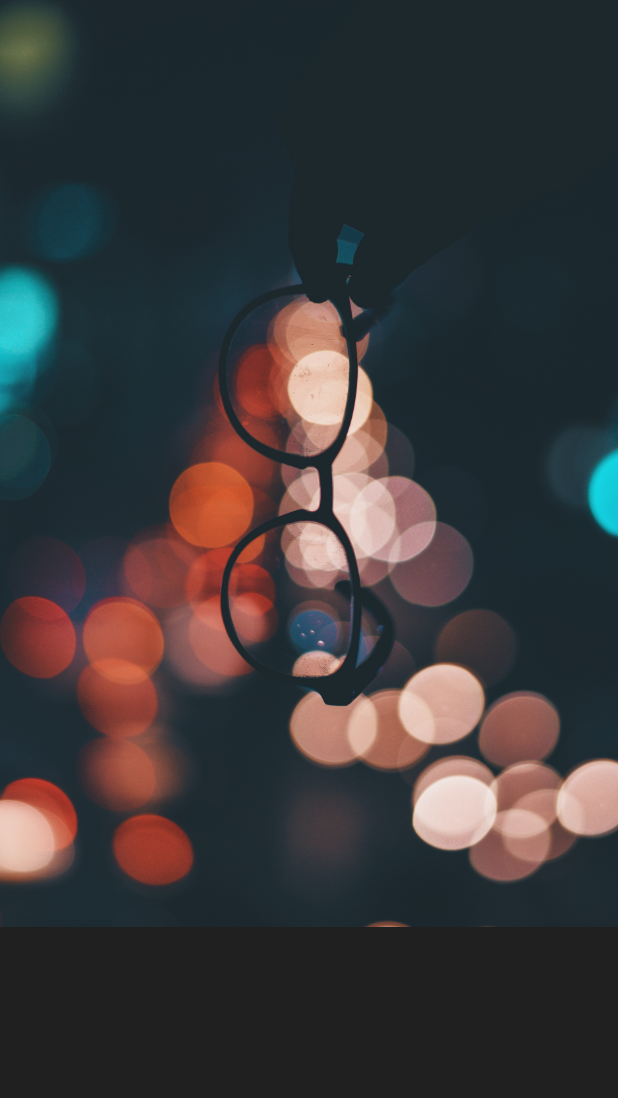
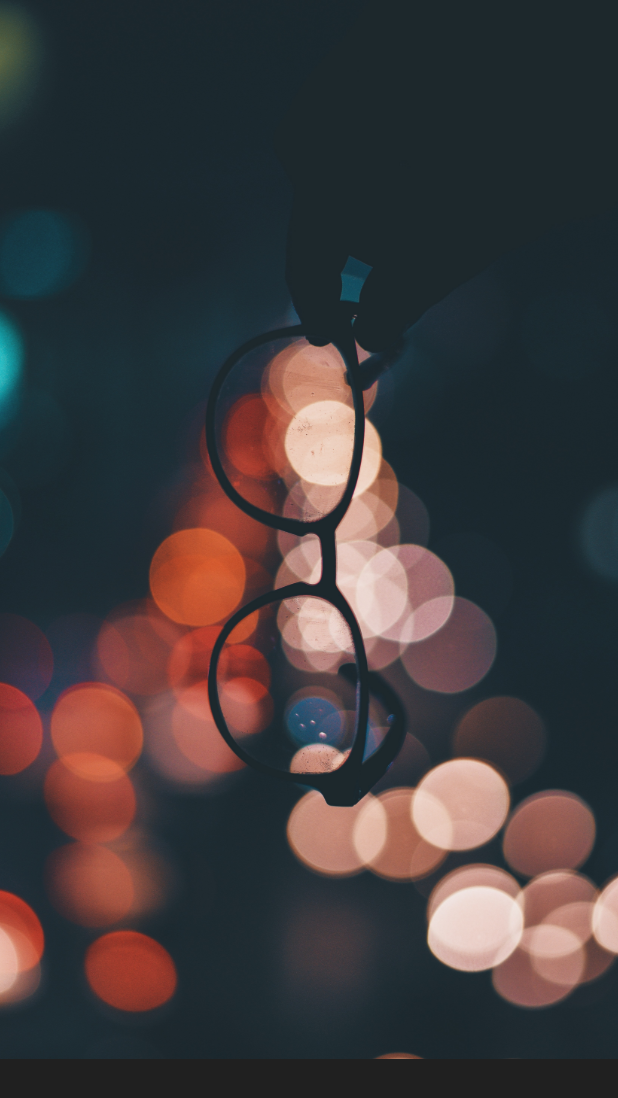
Before and after one commit to Haroon-Zafar/welcome_login_page_flutter, a Flutter app: the screen it shows after launch, on a phone screen of 412 x 824 dp. Shown: the top 1098 px of the screen. Run offline on Flutter 3.47's test engine with Material 2 defaults, Android fonts, the phone set to English and light mode, and no system bars.

Commit message:
fit: BoxFit.cover is used
We want to adjust to cover the top part of the title-bar or notch.

```diff
--- a/lib/main.dart
+++ b/lib/main.dart
@@ -31,11 +31,12 @@
       body: Column(
         children: <Widget>[
           Expanded(
-            flex: 3,
+            flex: 6,
             child: Container(
               decoration: BoxDecoration(
                 image: DecorationImage(
                   image: AssetImage("assets/welcomeScreen.jpg"),
+                  fit: BoxFit.cover,
                 ),
               ),
             ),
```
